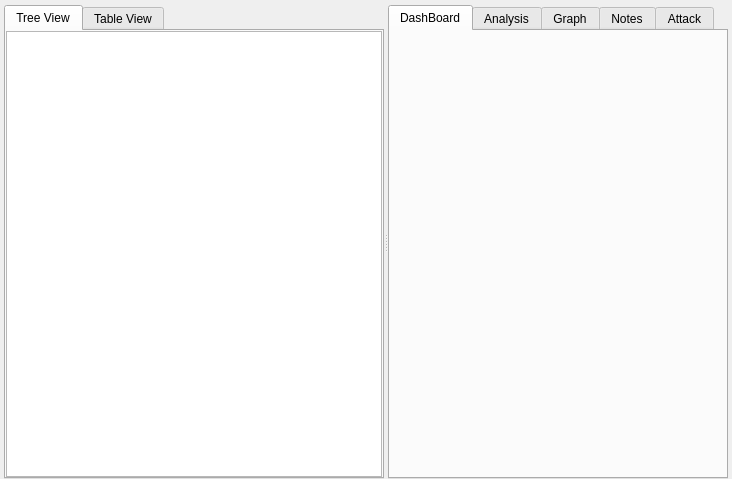
The window that gui/src/project/Project.ui (3nock/OTE) describes before a commit, drawn with Qt 5.
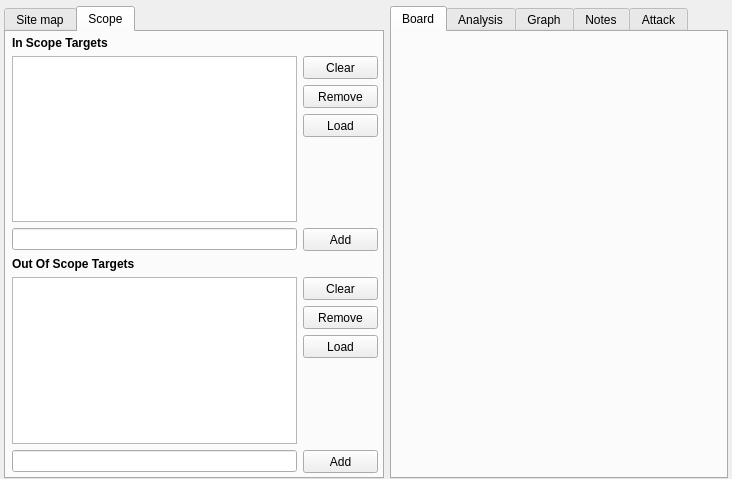
The same window after the commit. The open tabs and pages were chosen to show the change.

What changed in the file:
```diff
--- a/gui/src/project/Project.ui
+++ b/gui/src/project/Project.ui
@@ -13,12 +13,12 @@
   <property name="windowTitle">
    <string>Form</string>
   </property>
-  <layout class="QGridLayout" name="gridLayout">
+  <layout class="QHBoxLayout" name="horizontalLayout">
    <property name="leftMargin">
     <number>4</number>
    </property>
    <property name="topMargin">
-    <number>5</number>
+    <number>6</number>
    </property>
    <property name="rightMargin">
     <number>4</number>
@@ -26,12 +26,8 @@
    <property name="bottomMargin">
     <number>0</number>
    </property>
-   <item row="0" column="0">
-    <widget class="QSplitter" name="splitter">
-     <property name="orientation">
-      <enum>Qt::Horizontal</enum>
-     </property>
-     <widget class="QTabWidget" name="tabWidget_results">
+   <item>
+    <widget class="QTabWidget" name="tabWidget_project">
       <property name="minimumSize">
        <size>
         <width>380</width>
@@ -44,103 +40,387 @@
         <height>16777215</height>
        </size>
       </property>
-      <property name="tabPosition">
-       <enum>QTabWidget::North</enum>
-      </property>
       <property name="currentIndex">
        <number>0</number>
       </property>
-      <widget class="QWidget" name="tab_treeView">
+     <widget class="QWidget" name="tab_siteMap">
        <attribute name="title">
-        <string>Tree View</string>
-       </attribute>
-       <layout class="QVBoxLayout" name="verticalLayout">
+       <string>Site map</string>
+      </attribute>
+      <layout class="QHBoxLayout" name="horizontalLayout_2">
+       <property name="spacing">
+        <number>4</number>
+       </property>
         <property name="leftMargin">
-         <number>0</number>
+        <number>1</number>
         </property>
         <property name="topMargin">
-         <number>0</number>
+        <number>1</number>
         </property>
         <property name="rightMargin">
-         <number>0</number>
+        <number>1</number>
         </property>
         <property name="bottomMargin">
-         <number>0</number>
+        <number>1</number>
         </property>
         <item>
          <widget class="QTreeView" name="treeView">
-          <property name="sizePolicy">
-           <sizepolicy hsizetype="Preferred" vsizetype="Expanding">
-            <horstretch>0</horstretch>
-            <verstretch>0</verstretch>
-           </sizepolicy>
-          </property>
-          <property name="minimumSize">
-           <size>
-            <width>0</width>
-            <height>0</height>
-           </size>
-          </property>
-          <property name="maximumSize">
-           <size>
-            <width>16777215</width>
-            <height>16777215</height>
-           </size>
+         <property name="autoScroll">
+          <bool>false</bool>
           </property>
           <property name="editTriggers">
            <set>QAbstractItemView::NoEditTriggers</set>
           </property>
-          <property name="showDropIndicator" stdset="0">
-           <bool>false</bool>
-          </property>
           <property name="verticalScrollMode">
            <enum>QAbstractItemView::ScrollPerPixel</enum>
           </property>
           <property name="indentation">
            <number>15</number>
           </property>
-          <property name="rootIsDecorated">
-           <bool>true</bool>
-          </property>
           <property name="uniformRowHeights">
            <bool>true</bool>
           </property>
-          <property name="itemsExpandable">
+         <property name="sortingEnabled">
+          <bool>false</bool>
+         </property>
+         <property name="headerHidden">
            <bool>true</bool>
           </property>
           <attribute name="headerVisible">
            <bool>false</bool>
           </attribute>
+         <attribute name="headerCascadingSectionResizes">
+          <bool>true</bool>
+         </attribute>
           <attribute name="headerMinimumSectionSize">
-           <number>20</number>
+          <number>220</number>
+         </attribute>
+         <attribute name="headerDefaultSectionSize">
+          <number>220</number>
+         </attribute>
+         <attribute name="headerShowSortIndicator" stdset="0">
+          <bool>true</bool>
           </attribute>
          </widget>
         </item>
        </layout>
       </widget>
-      <widget class="QWidget" name="tab_tableView">
+     <widget class="QWidget" name="tab_scope">
        <attribute name="title">
-        <string>Table View</string>
-       </attribute>
-       <layout class="QGridLayout" name="gridLayout_2">
+       <string>Scope</string>
+      </attribute>
+      <layout class="QVBoxLayout" name="verticalLayout_3">
         <property name="leftMargin">
-         <number>0</number>
+        <number>6</number>
         </property>
         <property name="topMargin">
-         <number>0</number>
+        <number>4</number>
         </property>
         <property name="rightMargin">
-         <number>0</number>
+        <number>4</number>
         </property>
         <property name="bottomMargin">
-         <number>0</number>
-        </property>
-        <item row="0" column="0">
-         <widget class="QTableView" name="tableView"/>
-        </item>
-       </layout>
-      </widget>
-     </widget>
+        <number>4</number>
+       </property>
+       <item>
+        <widget class="QLabel" name="label">
+         <property name="sizePolicy">
+          <sizepolicy hsizetype="Preferred" vsizetype="Maximum">
+           <horstretch>0</horstretch>
+           <verstretch>0</verstretch>
+          </sizepolicy>
+         </property>
+         <property name="font">
+          <font>
+           <weight>75</weight>
+           <bold>true</bold>
+          </font>
+         </property>
+         <property name="text">
+          <string>In Scope Targets</string>
+         </property>
+        </widget>
+       </item>
+       <item>
+        <layout class="QHBoxLayout" name="horizontalLayout_5">
+         <item>
+          <widget class="QListWidget" name="listWidget_inScope"/>
+         </item>
+         <item>
+          <layout class="QVBoxLayout" name="verticalLayout_2">
+           <item>
+            <widget class="QPushButton" name="pushButton_clearInScope">
+             <property name="sizePolicy">
+              <sizepolicy hsizetype="Fixed" vsizetype="Fixed">
+               <horstretch>0</horstretch>
+               <verstretch>0</verstretch>
+              </sizepolicy>
+             </property>
+             <property name="minimumSize">
+              <size>
+               <width>75</width>
+               <height>23</height>
+              </size>
+             </property>
+             <property name="maximumSize">
+              <size>
+               <width>75</width>
+               <height>23</height>
+              </size>
+             </property>
+             <property name="text">
+              <string>Clear</string>
+             </property>
+            </widget>
+           </item>
+           <item>
+            <widget class="QPushButton" name="pushButton_removeInScope">
+             <property name="sizePolicy">
+              <sizepolicy hsizetype="Fixed" vsizetype="Fixed">
+               <horstretch>0</horstretch>
+               <verstretch>0</verstretch>
+              </sizepolicy>
+             </property>
+             <property name="minimumSize">
+              <size>
+               <width>75</width>
+               <height>23</height>
+              </size>
+             </property>
+             <property name="maximumSize">
+              <size>
+               <width>75</width>
+               <height>23</height>
+              </size>
+             </property>
+             <property name="text">
+              <string>Remove</string>
+             </property>
+            </widget>
+           </item>
+           <item>
+            <widget class="QPushButton" name="pushButton_loadInScope">
+             <property name="sizePolicy">
+              <sizepolicy hsizetype="Fixed" vsizetype="Fixed">
+               <horstretch>0</horstretch>
+               <verstretch>0</verstretch>
+              </sizepolicy>
+             </property>
+             <property name="minimumSize">
+              <size>
+               <width>75</width>
+               <height>23</height>
+              </size>
+             </property>
+             <property name="maximumSize">
+              <size>
+               <width>75</width>
+               <height>23</height>
+              </size>
+             </property>
+             <property name="text">
+              <string>Load</string>
+             </property>
+            </widget>
+           </item>
+           <item>
+            <spacer name="verticalSpacer">
+             <property name="orientation">
+              <enum>Qt::Vertical</enum>
+             </property>
+             <property name="sizeHint" stdset="0">
+              <size>
+               <width>20</width>
+               <height>40</height>
+              </size>
+             </property>
+            </spacer>
+           </item>
+          </layout>
+         </item>
+        </layout>
+       </item>
+       <item>
+        <layout class="QHBoxLayout" name="horizontalLayout_3">
+         <item>
+          <widget class="QLineEdit" name="lineEdit_inScope"/>
+         </item>
+         <item>
+          <widget class="QPushButton" name="pushButton_addInScope">
+           <property name="sizePolicy">
+            <sizepolicy hsizetype="Fixed" vsizetype="Fixed">
+             <horstretch>0</horstretch>
+             <verstretch>0</verstretch>
+            </sizepolicy>
+           </property>
+           <property name="minimumSize">
+            <size>
+             <width>75</width>
+             <height>23</height>
+            </size>
+           </property>
+           <property name="maximumSize">
+            <size>
+             <width>75</width>
+             <height>23</height>
+            </size>
+           </property>
+           <property name="text">
+            <string>Add</string>
+           </property>
+          </widget>
+         </item>
+        </layout>
+       </item>
+       <item>
+        <widget class="QLabel" name="label_2">
+         <property name="font">
+          <font>
+           <weight>75</weight>
+           <bold>true</bold>
+          </font>
+         </property>
+         <property name="text">
+          <string>Out Of Scope Targets</string>
+         </property>
+        </widget>
+       </item>
+       <item>
+        <layout class="QHBoxLayout" name="horizontalLayout_6">
+         <item>
+          <widget class="QListWidget" name="listWidget_outScope"/>
+         </item>
+         <item>
+          <layout class="QVBoxLayout" name="verticalLayout">
+           <item>
+            <widget class="QPushButton" name="pushButton_clearOutScope">
+             <property name="sizePolicy">
+              <sizepolicy hsizetype="Fixed" vsizetype="Fixed">
+               <horstretch>0</horstretch>
+               <verstretch>0</verstretch>
+              </sizepolicy>
+             </property>
+             <property name="minimumSize">
+              <size>
+               <width>75</width>
+               <height>23</height>
+              </size>
+             </property>
+             <property name="maximumSize">
+              <size>
+               <width>75</width>
+               <height>23</height>
+              </size>
+             </property>
+             <property name="text">
+              <string>Clear</string>
+             </property>
+            </widget>
+           </item>
+           <item>
+            <widget class="QPushButton" name="pushButton_removeOutScope">
+             <property name="sizePolicy">
+              <sizepolicy hsizetype="Fixed" vsizetype="Fixed">
+               <horstretch>0</horstretch>
+               <verstretch>0</verstretch>
+              </sizepolicy>
+             </property>
+             <property name="minimumSize">
+              <size>
+               <width>75</width>
+               <height>23</height>
+              </size>
+             </property>
+             <property name="maximumSize">
+              <size>
+               <width>75</width>
+               <height>23</height>
+              </size>
+             </property>
+             <property name="text">
+              <string>Remove</string>
+             </property>
+            </widget>
+           </item>
+           <item>
+            <widget class="QPushButton" name="pushButton_loadOutScope">
+             <property name="sizePolicy">
+              <sizepolicy hsizetype="Fixed" vsizetype="Fixed">
+               <horstretch>0</horstretch>
+               <verstretch>0</verstretch>
+              </sizepolicy>
+             </property>
+             <property name="minimumSize">
+              <size>
+               <width>75</width>
+               <height>23</height>
+              </size>
+             </property>
+             <property name="maximumSize">
+              <size>
+               <width>75</width>
+               <height>23</height>
+              </size>
+             </property>
+             <property name="text">
+              <string>Load</string>
+             </property>
+            </widget>
+           </item>
+           <item>
+            <spacer name="verticalSpacer_2">
+             <property name="orientation">
+              <enum>Qt::Vertical</enum>
+             </property>
+             <property name="sizeHint" stdset="0">
+              <size>
+               <width>20</width>
+               <height>40</height>
+              </size>
+             </property>
+            </spacer>
+           </item>
+          </layout>
+         </item>
+        </layout>
+       </item>
+       <item>
+        <layout class="QHBoxLayout" name="horizontalLayout_4">
+         <item>
+          <widget class="QLineEdit" name="lineEdit_outScope"/>
+         </item>
+         <item>
+          <widget class="QPushButton" name="pushButton_addOutScope">
+           <property name="sizePolicy">
+            <sizepolicy hsizetype="Fixed" vsizetype="Fixed">
+             <horstretch>0</horstretch>
+             <verstretch>0</verstretch>
+            </sizepolicy>
+           </property>
+           <property name="minimumSize">
+            <size>
+             <width>75</width>
+             <height>23</height>
+            </size>
+           </property>
+           <property name="maximumSize">
+            <size>
+             <width>75</width>
+             <height>23</height>
+            </size>
+           </property>
+           <property name="text">
+            <string>Add</string>
+           </property>
+          </widget>
+         </item>
+        </layout>
+       </item>
+      </layout>
+     </widget>
+    </widget>
+   </item>
+   <item>
      <widget class="QTabWidget" name="tabWidget_analysis">
       <property name="sizePolicy">
        <sizepolicy hsizetype="Preferred" vsizetype="Preferred">
@@ -159,7 +439,7 @@
       </property>
       <widget class="QWidget" name="tab_dashboard">
        <attribute name="title">
-        <string>DashBoard</string>
+       <string>Board</string>
        </attribute>
       </widget>
       <widget class="QWidget" name="tab_analysis">
@@ -181,7 +461,6 @@
        <attribute name="title">
         <string>Attack</string>
        </attribute>
-      </widget>
      </widget>
     </widget>
    </item>
```
Lines whose indentation alone changed are shown as unchanged.
